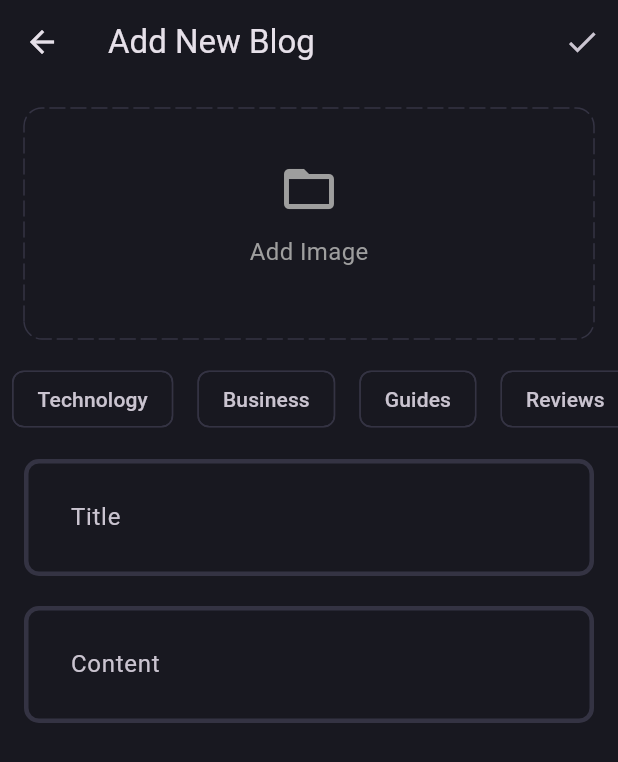
After one commit to seven1106/Flutter-BLoC-TDD-Clean-Architecture, a Flutter app: the BlogPage screen opened directly, after a tap on the "add circle outline" icon, on a phone screen of 412 x 824 dp. The commit adds this screen. Shown: the top 762 px of the screen. Run offline on Flutter 3.47's test engine with Material 3 defaults, Android fonts, the phone set to English and light mode, and no system bars; drawn by our look-alikes of dotted_border; our stand-ins replace flutter_bloc, fpdart, get_it, supabase_flutter; accounts and stored records are empty.

Commit message:
Blog Feature | Add New Blog Page UI

```diff
--- /dev/null
+++ b/lib/core/enums/blog_category_enums.dart
@@ -0,0 +1,27 @@
+enum BlogCategoryEnum {
+  tech('Technology'),
+  business('Business'),
+  guides('Guides'),
+  reviews('Reviews'),
+  others('Others');
+
+  const BlogCategoryEnum(this.type);
+  final String type;
+}
+
+extension ConvertBlogCategory on String {
+  BlogCategoryEnum toBlogCategoryEnum() {
+    switch (this) {
+      case 'Technology':
+        return BlogCategoryEnum.tech;
+      case 'Business':
+        return BlogCategoryEnum.business;
+      case 'Guides':
+        return BlogCategoryEnum.guides;
+      case 'Reviews':
+        return BlogCategoryEnum.reviews;
+      default:
+        return BlogCategoryEnum.others;
+    }
+  }
+}
--- /dev/null
+++ b/lib/features/blog/presentation/pages/add_new_blog_page.dart
@@ -0,0 +1,130 @@
+import 'dart:io';
+
+import 'package:dotted_border/dotted_border.dart';
+import 'package:flutter/material.dart';
+import 'package:flutter_tdd_clean_architecture/core/theme/app_palette.dart';
+import 'package:flutter_tdd_clean_architecture/features/blog/presentation/widgets/blog_editor.dart';
+
+import '../../../../core/enums/blog_category_enums.dart';
+
+class AddNewBlogPage extends StatefulWidget {
+  static route() {
+    return MaterialPageRoute(builder: (context) => const AddNewBlogPage());
+  }
+
+  const AddNewBlogPage({super.key});
+
+  @override
+  State<AddNewBlogPage> createState() => _AddNewBlogPageState();
+}
+
+class _AddNewBlogPageState extends State<AddNewBlogPage> {
+  final titleController = TextEditingController();
+  final contentController = TextEditingController();
+
+  @override
+  void dispose() {
+    titleController.dispose();
+    contentController.dispose();
+    super.dispose();
+  }
+
+  List<String> categories =
+      BlogCategoryEnum.values.map((category) => category.type).toList();
+  final formKey = GlobalKey<FormState>();
+  List<String> selectedTopics = [];
+  File? image;
+  @override
+  Widget build(BuildContext context) {
+    return Scaffold(
+      appBar: AppBar(
+        title: const Text("Add New Blog"),
+        actions: [
+          IconButton(
+            onPressed: () {},
+            icon: const Icon(Icons.done),
+          ),
+        ],
+      ),
+      body: SingleChildScrollView(
+        child: Column(
+          children: [
+            Padding(
+              padding: const EdgeInsets.all(16.0),
+              child: DottedBorder(
+                borderType: BorderType.RRect,
+                radius: const Radius.circular(12),
+                color: AppPalette.borderColor,
+                dashPattern: const [10, 4],
+                strokeCap: StrokeCap.round,
+                child: Container(
+                  height: 150,
+                  width: double.infinity,
+                  child: const Padding(
+                    padding: EdgeInsets.all(32.0),
+                    child: Column(
+                      children: [
+                        Icon(
+                          Icons.folder_open,
+                          size: 40,
+                          color: Colors.grey,
+                        ),
+                        SizedBox(
+                          height: 10,
+                        ),
+                        Text(
+                          "Add Image",
+                          style: TextStyle(color: Colors.grey, fontSize: 16),
+                        ),
+                      ],
+                    ),
+                  ),
+                ),
+              ),
+            ),
+            SingleChildScrollView(
+              scrollDirection: Axis.horizontal,
+              child: Row(
+                children: categories.map((category) {
+                  return Padding(
+                    padding: const EdgeInsets.symmetric(horizontal: 8.0),
+                    child: GestureDetector(
+                      onTap: () {
+                        selectedTopics.contains(category)
+                            ? selectedTopics.remove(category)
+                            : selectedTopics.add(category);
+                        setState(() {});
+                      },
+                      child: Chip(
+                        color: selectedTopics.contains(category)
+                            ? const MaterialStatePropertyAll(AppPalette.gradient1)
+                            : null,
+                        label: Text(category),
+                        side: selectedTopics.contains(category)
+                            ? null
+                            : const BorderSide(color: AppPalette.borderColor),
+                      ),
+                    ),
+                  );
+                }).toList(),
+              ),
+            ),
+            Form(
+              key: formKey,
+              child: Padding(
+                padding: const EdgeInsets.all(16.0),
+                child: Column(
+                  children: [
+                    BlogEditor(textController: titleController, hintText: "Title"),
+                    const SizedBox(height: 20),
+                    BlogEditor(textController: contentController, hintText: "Content")
+                  ],
+                ),
+              ),
+            ),
+          ],
+        ),
+      ),
+    );
+  }
+}
--- /dev/null
+++ b/lib/features/blog/presentation/pages/blog_page.dart
@@ -0,0 +1,27 @@
+import 'package:flutter/material.dart';
+
+import 'add_new_blog_page.dart';
+
+class BlogPage extends StatelessWidget {
+  const BlogPage({Key? key}) : super(key: key);
+
+  @override
+  Widget build(BuildContext context) {
+    return Scaffold(
+      appBar: AppBar(
+        title: const Text("Blog Page"),
+        actions: [
+          IconButton(
+            onPressed: () {
+              Navigator.push(context, AddNewBlogPage.route());
+            },
+            icon: const Icon(Icons.add_circle_outline),
+          ),
+        ],
+      ),
+      body: const Center(
+        child: Text("Blog Page"),
+      ),
+    );
+  }
+}
--- /dev/null
+++ b/lib/features/blog/presentation/widgets/blog_editor.dart
@@ -0,0 +1,22 @@
+import 'package:flutter/material.dart';
+
+class BlogEditor extends StatelessWidget {
+  final TextEditingController textController;
+  final String hintText;
+  const BlogEditor(
+      {super.key, required this.textController, required this.hintText});
+
+  @override
+  Widget build(BuildContext context) {
+    return TextFormField(
+      controller: textController,
+      decoration: InputDecoration(
+        hintText: hintText,
+        border: OutlineInputBorder(
+          borderRadius: BorderRadius.circular(10),
+        ),
+      ),
+      maxLines: null,
+    );
+  }
+}
--- a/lib/main.dart
+++ b/lib/main.dart
@@ -3,6 +3,8 @@ import 'package:flutter_bloc/flutter_bloc.dart';
 import 'package:flutter_tdd_clean_architecture/core/common/cubits/app_user/app_user_cubit.dart';
 import 'package:flutter_tdd_clean_architecture/core/theme/theme.dart';
 import 'package:flutter_tdd_clean_architecture/features/auth/presentation/pages/sign_in_page.dart';
+import 'package:flutter_tdd_clean_architecture/features/auth/presentation/pages/sign_up_page.dart';
+import 'package:flutter_tdd_clean_architecture/features/blog/presentation/pages/blog_page.dart';
 import 'package:flutter_tdd_clean_architecture/init_dependencies.dart';
 import 'features/auth/presentation/bloc/auth_bloc.dart';
 
@@ -47,9 +49,7 @@ class _MyAppState extends State<MyApp> {
           return state is AppUserLoggedIn;
         },
         builder: (context, state) {
-          return state
-              ? const Scaffold(body: Center(child: Text("Sign In")))
-              : const SignInPage();
+          return state ? const BlogPage() : const SignUpPage();
         },
       ),
     );
```
Also changed, not shown: lib/generated/assets.dart.
